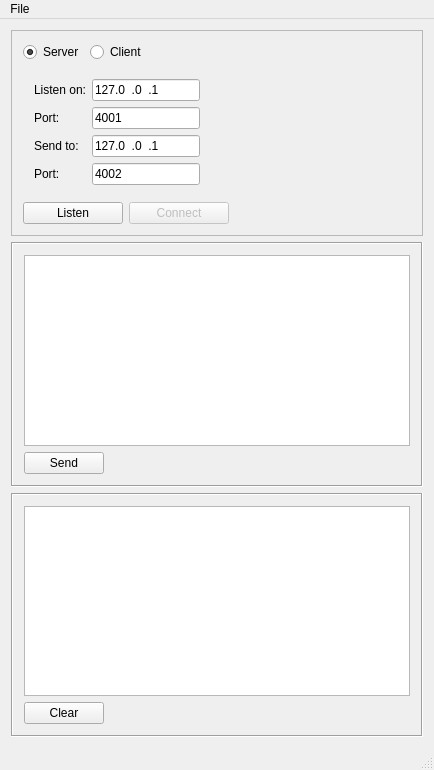
The window that socketgui.ui (jakeson21/SocketGui) describes before a commit, drawn with Qt 5.
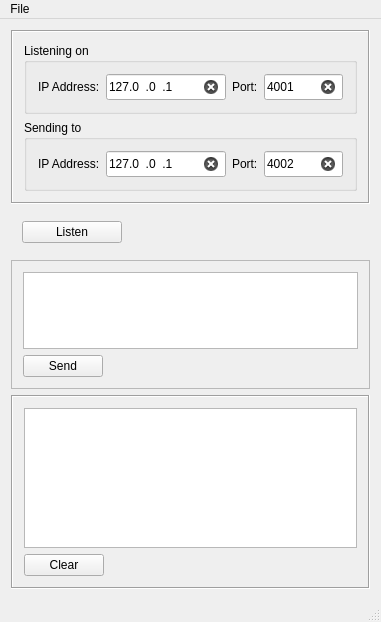
The same window after the commit.

```diff
--- a/socketgui.ui
+++ b/socketgui.ui
@@ -6,34 +6,46 @@
    <rect>
     <x>0</x>
     <y>0</y>
-    <width>434</width>
-    <height>770</height>
+    <width>381</width>
+    <height>622</height>
    </rect>
   </property>
+  <property name="sizePolicy">
+   <sizepolicy hsizetype="Preferred" vsizetype="Preferred">
+    <horstretch>0</horstretch>
+    <verstretch>0</verstretch>
+   </sizepolicy>
+  </property>
   <property name="windowTitle">
    <string>SocketGUI</string>
   </property>
   <widget class="QWidget" name="centralWidget">
    <layout class="QVBoxLayout" name="verticalLayout_2">
     <item>
-     <widget class="QFrame" name="frame_3">
+     <widget class="QFrame" name="frame">
       <property name="sizePolicy">
-       <sizepolicy hsizetype="Preferred" vsizetype="Minimum">
+       <sizepolicy hsizetype="Preferred" vsizetype="Preferred">
         <horstretch>0</horstretch>
         <verstretch>0</verstretch>
        </sizepolicy>
       </property>
       <property name="frameShape">
-       <enum>QFrame::StyledPanel</enum>
+       <enum>QFrame::Box</enum>
       </property>
       <property name="frameShadow">
-       <enum>QFrame::Raised</enum>
+       <enum>QFrame::Sunken</enum>
       </property>
-      <layout class="QGridLayout" name="gridLayout">
-       <item row="2" column="1">
-        <widget class="QWidget" name="widget" native="true">
+      <layout class="QVBoxLayout" name="verticalLayout_3">
+       <item>
+        <widget class="QGroupBox" name="groupBox_3">
+         <property name="title">
+          <string>Listening on</string>
+         </property>
+         <layout class="QGridLayout" name="gridLayout" rowstretch="0,0,0,0,0" columnstretch="0,0,0,0,0">
+          <item row="1" column="2">
+           <widget class="QLabel" name="portLabel">
          <property name="sizePolicy">
-          <sizepolicy hsizetype="Preferred" vsizetype="Minimum">
+             <sizepolicy hsizetype="Preferred" vsizetype="Preferred">
            <horstretch>0</horstretch>
            <verstretch>0</verstretch>
           </sizepolicy>
@@ -41,25 +53,28 @@
          <property name="minimumSize">
           <size>
            <width>0</width>
-           <height>75</height>
-          </size>
-         </property>
-         <layout class="QFormLayout" name="formLayout">
-          <item row="1" column="0">
-           <widget class="QLabel" name="iPAddressLabel">
+              <height>26</height>
+             </size>
+            </property>
             <property name="text">
-             <string>Listen on:</string>
+             <string>Port:</string>
             </property>
            </widget>
           </item>
           <item row="1" column="1">
            <widget class="QLineEdit" name="ipReceiveOn">
             <property name="sizePolicy">
-             <sizepolicy hsizetype="Fixed" vsizetype="Fixed">
+             <sizepolicy hsizetype="Preferred" vsizetype="Preferred">
               <horstretch>0</horstretch>
               <verstretch>0</verstretch>
              </sizepolicy>
             </property>
+            <property name="minimumSize">
+             <size>
+              <width>120</width>
+              <height>26</height>
+             </size>
+            </property>
             <property name="inputMask">
              <string>009.009.009.009</string>
             </property>
@@ -69,19 +84,15 @@
             <property name="cursorPosition">
              <number>13</number>
             </property>
-           </widget>
-          </item>
-          <item row="2" column="0">
-           <widget class="QLabel" name="portLabel">
-            <property name="text">
-             <string>Port:</string>
+            <property name="clearButtonEnabled">
+             <bool>true</bool>
             </property>
            </widget>
           </item>
-          <item row="2" column="1">
+          <item row="1" column="3">
            <widget class="QLineEdit" name="portReceiveOn">
             <property name="sizePolicy">
-             <sizepolicy hsizetype="Fixed" vsizetype="Fixed">
+             <sizepolicy hsizetype="Preferred" vsizetype="Preferred">
               <horstretch>0</horstretch>
               <verstretch>0</verstretch>
              </sizepolicy>
@@ -95,23 +106,85 @@
             <property name="cursorPosition">
              <number>1</number>
             </property>
+            <property name="clearButtonEnabled">
+             <bool>true</bool>
+            </property>
            </widget>
           </item>
-          <item row="3" column="0">
+          <item row="1" column="0">
+           <widget class="QLabel" name="label">
+            <property name="sizePolicy">
+             <sizepolicy hsizetype="Preferred" vsizetype="Preferred">
+              <horstretch>0</horstretch>
+              <verstretch>0</verstretch>
+             </sizepolicy>
+            </property>
+            <property name="minimumSize">
+             <size>
+              <width>0</width>
+              <height>26</height>
+             </size>
+            </property>
+            <property name="text">
+             <string>IP Address:</string>
+            </property>
+           </widget>
+          </item>
+          <item row="1" column="4">
+           <spacer name="horizontalSpacer">
+            <property name="orientation">
+             <enum>Qt::Horizontal</enum>
+            </property>
+            <property name="sizeHint" stdset="0">
+             <size>
+              <width>40</width>
+              <height>20</height>
+             </size>
+            </property>
+           </spacer>
+          </item>
+         </layout>
+        </widget>
+       </item>
+       <item>
+        <widget class="QGroupBox" name="groupBox_2">
+         <property name="title">
+          <string>Sending to</string>
+         </property>
+         <layout class="QGridLayout" name="gridLayout_2">
+          <item row="0" column="0">
            <widget class="QLabel" name="iPAddressLabel_2">
+            <property name="sizePolicy">
+             <sizepolicy hsizetype="Preferred" vsizetype="Preferred">
+              <horstretch>0</horstretch>
+              <verstretch>0</verstretch>
+             </sizepolicy>
+            </property>
+            <property name="minimumSize">
+             <size>
+              <width>0</width>
+              <height>26</height>
+             </size>
+            </property>
             <property name="text">
-             <string>Send to:</string>
+             <string>IP Address:</string>
             </property>
            </widget>
           </item>
-          <item row="3" column="1">
+          <item row="0" column="1">
            <widget class="QLineEdit" name="ipRemoteSendTo">
             <property name="sizePolicy">
-             <sizepolicy hsizetype="Fixed" vsizetype="Fixed">
+             <sizepolicy hsizetype="Preferred" vsizetype="Preferred">
               <horstretch>0</horstretch>
               <verstretch>0</verstretch>
              </sizepolicy>
             </property>
+            <property name="minimumSize">
+             <size>
+              <width>120</width>
+              <height>26</height>
+             </size>
+            </property>
             <property name="inputMask">
              <string>009.009.009.009</string>
             </property>
@@ -121,19 +194,15 @@
             <property name="cursorPosition">
              <number>13</number>
             </property>
-           </widget>
-          </item>
-          <item row="4" column="0">
-           <widget class="QLabel" name="portLabel_2">
-            <property name="text">
-             <string>Port:</string>
+            <property name="clearButtonEnabled">
+             <bool>true</bool>
             </property>
            </widget>
           </item>
-          <item row="4" column="1">
+          <item row="0" column="3">
            <widget class="QLineEdit" name="portRemoteSendTo">
             <property name="sizePolicy">
-             <sizepolicy hsizetype="Fixed" vsizetype="Fixed">
+             <sizepolicy hsizetype="Preferred" vsizetype="Preferred">
               <horstretch>0</horstretch>
               <verstretch>0</verstretch>
              </sizepolicy>
@@ -147,31 +216,31 @@
             <property name="cursorPosition">
              <number>1</number>
             </property>
-           </widget>
-          </item>
-         </layout>
-        </widget>
-       </item>
-       <item row="0" column="1">
-        <layout class="QHBoxLayout" name="horizontalLayout">
-         <item>
-          <widget class="QRadioButton" name="radioMakeServer">
-           <property name="text">
-            <string>Server</string>
-           </property>
-           <property name="checked">
+            <property name="clearButtonEnabled">
             <bool>true</bool>
            </property>
           </widget>
          </item>
-         <item>
-          <widget class="QRadioButton" name="radioMakeClient">
+          <item row="0" column="2">
+           <widget class="QLabel" name="portLabel_2">
+            <property name="sizePolicy">
+             <sizepolicy hsizetype="Preferred" vsizetype="Preferred">
+              <horstretch>0</horstretch>
+              <verstretch>0</verstretch>
+             </sizepolicy>
+            </property>
+            <property name="minimumSize">
+             <size>
+              <width>0</width>
+              <height>26</height>
+             </size>
+            </property>
            <property name="text">
-            <string>Client</string>
+             <string>Port:</string>
            </property>
           </widget>
          </item>
-         <item>
+          <item row="0" column="4">
           <spacer name="horizontalSpacer_2">
            <property name="orientation">
             <enum>Qt::Horizontal</enum>
@@ -185,13 +254,18 @@
           </spacer>
          </item>
         </layout>
+        </widget>
        </item>
-       <item row="4" column="1">
-        <layout class="QHBoxLayout" name="horizontalLayout_2">
+      </layout>
+     </widget>
+    </item>
+    <item>
+     <widget class="QWidget" name="widget" native="true">
+      <layout class="QHBoxLayout" name="horizontalLayout">
          <item>
           <widget class="QPushButton" name="buttonServerListen">
            <property name="sizePolicy">
-            <sizepolicy hsizetype="Fixed" vsizetype="Fixed">
+          <sizepolicy hsizetype="Preferred" vsizetype="Minimum">
              <horstretch>0</horstretch>
              <verstretch>0</verstretch>
             </sizepolicy>
@@ -211,32 +285,7 @@
           </widget>
          </item>
          <item>
-          <widget class="QPushButton" name="buttonClientConnect">
-           <property name="enabled">
-            <bool>false</bool>
-           </property>
-           <property name="sizePolicy">
-            <sizepolicy hsizetype="Fixed" vsizetype="Fixed">
-             <horstretch>0</horstretch>
-             <verstretch>0</verstretch>
-            </sizepolicy>
-           </property>
-           <property name="minimumSize">
-            <size>
-             <width>100</width>
-             <height>0</height>
-            </size>
-           </property>
-           <property name="text">
-            <string>Connect</string>
-           </property>
-           <property name="checkable">
-            <bool>true</bool>
-           </property>
-          </widget>
-         </item>
-         <item>
-          <spacer name="horizontalSpacer">
+        <spacer name="horizontalSpacer_3">
            <property name="orientation">
             <enum>Qt::Horizontal</enum>
            </property>
@@ -249,25 +298,23 @@
           </spacer>
          </item>
         </layout>
-       </item>
-      </layout>
      </widget>
     </item>
     <item>
-     <widget class="QFrame" name="frame">
+     <widget class="QFrame" name="frame_3">
       <property name="sizePolicy">
        <sizepolicy hsizetype="Preferred" vsizetype="Preferred">
         <horstretch>0</horstretch>
-        <verstretch>1</verstretch>
+        <verstretch>2</verstretch>
        </sizepolicy>
       </property>
       <property name="frameShape">
-       <enum>QFrame::Box</enum>
+       <enum>QFrame::StyledPanel</enum>
       </property>
       <property name="frameShadow">
-       <enum>QFrame::Sunken</enum>
+       <enum>QFrame::Raised</enum>
       </property>
-      <layout class="QVBoxLayout" name="verticalLayout_3">
+      <layout class="QVBoxLayout" name="verticalLayout_4">
        <item>
         <widget class="QPlainTextEdit" name="textEditSend">
          <property name="acceptDrops">
@@ -299,7 +346,7 @@
       <property name="sizePolicy">
        <sizepolicy hsizetype="Preferred" vsizetype="Preferred">
         <horstretch>0</horstretch>
-        <verstretch>1</verstretch>
+        <verstretch>3</verstretch>
        </sizepolicy>
       </property>
       <property name="frameShape">
@@ -335,8 +382,8 @@
     <rect>
      <x>0</x>
      <y>0</y>
-     <width>434</width>
-     <height>20</height>
+     <width>381</width>
+     <height>24</height>
     </rect>
    </property>
    <widget class="QMenu" name="menuSocket_GUI">
```
Left out of the diff: 7 changed lines with no effect on the pictures. Lines whose indentation alone changed are shown as unchanged.
